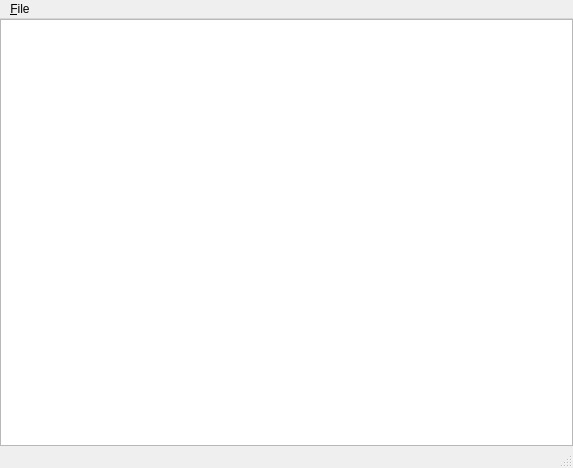
Before: the Qt Designer form GUI/MainWindow.ui in Kaldie/GeRoBot, drawn with Qt 5.
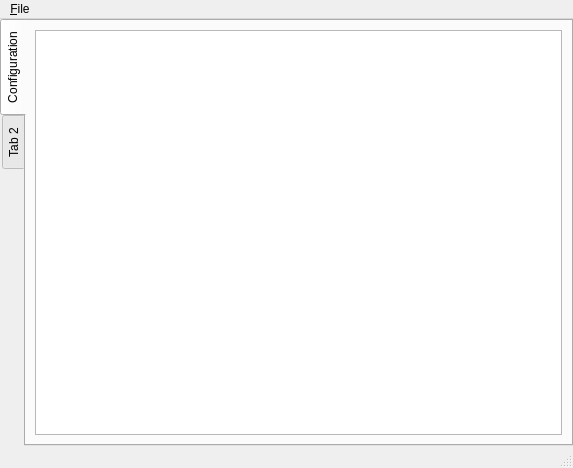
After: the same form once the commit is applied. The open tabs and pages were chosen to show the change.

Commit message: added a widget to move the robot (currently only virtual), updated the necessary files to create the widget

Patch:
```diff
--- a/GUI/MainWindow.ui
+++ b/GUI/MainWindow.ui
@@ -31,7 +31,26 @@
      <number>0</number>
     </property>
     <item>
-     <widget class="QTreeView" name="view">
+     <widget class="QTabWidget" name="tabWidget">
+      <property name="tabPosition">
+       <enum>QTabWidget::West</enum>
+      </property>
+      <property name="tabShape">
+       <enum>QTabWidget::Rounded</enum>
+      </property>
+      <property name="currentIndex">
+       <number>1</number>
+      </property>
+      <property name="elideMode">
+       <enum>Qt::ElideNone</enum>
+      </property>
+      <widget class="QWidget" name="configurationTab">
+       <attribute name="title">
+        <string>Configuration</string>
+       </attribute>
+       <layout class="QHBoxLayout" name="horizontalLayout">
+        <item>
+         <widget class="QTreeView" name="configurationView">
       <property name="alternatingRowColors">
        <bool>true</bool>
       </property>
@@ -47,6 +66,16 @@
       <property name="allColumnsShowFocus">
        <bool>true</bool>
       </property>
+         </widget>
+        </item>
+       </layout>
+      </widget>
+      <widget class="QWidget" name="robotMovementTab">
+       <attribute name="title">
+        <string>Tab 2</string>
+       </attribute>
+       <layout class="QHBoxLayout" name="horizontalLayout_2"/>
+      </widget>
      </widget>
     </item>
    </layout>
```
Left out of the diff: 4 changed lines with no effect on the pictures. Lines whose indentation alone changed are shown as unchanged. The commit also changes 13 other files.
